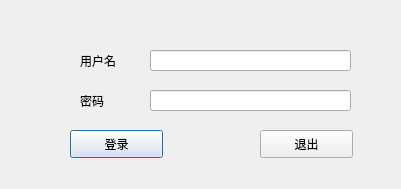
Old version of the form HandControlMeeting_QT/logindailog.ui in the repository STORM-S314/HandControlMeeting.
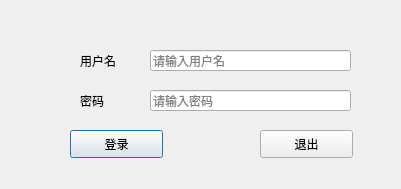
New version of the form.

```diff
--- a/HandControlMeeting_QT/logindailog.ui
+++ b/HandControlMeeting_QT/logindailog.ui
@@ -48,6 +48,9 @@
      <height>21</height>
     </rect>
    </property>
+   <property name="placeholderText">
+    <string>请输入用户名</string>
+   </property>
   </widget>
   <widget class="QLineEdit" name="passwordEdit">
    <property name="geometry">
@@ -58,6 +61,12 @@
      <height>21</height>
     </rect>
    </property>
+   <property name="echoMode">
+    <enum>QLineEdit::Password</enum>
+   </property>
+   <property name="placeholderText">
+    <string>请输入密码</string>
+   </property>
   </widget>
   <widget class="QLabel" name="label">
    <property name="geometry">
```
